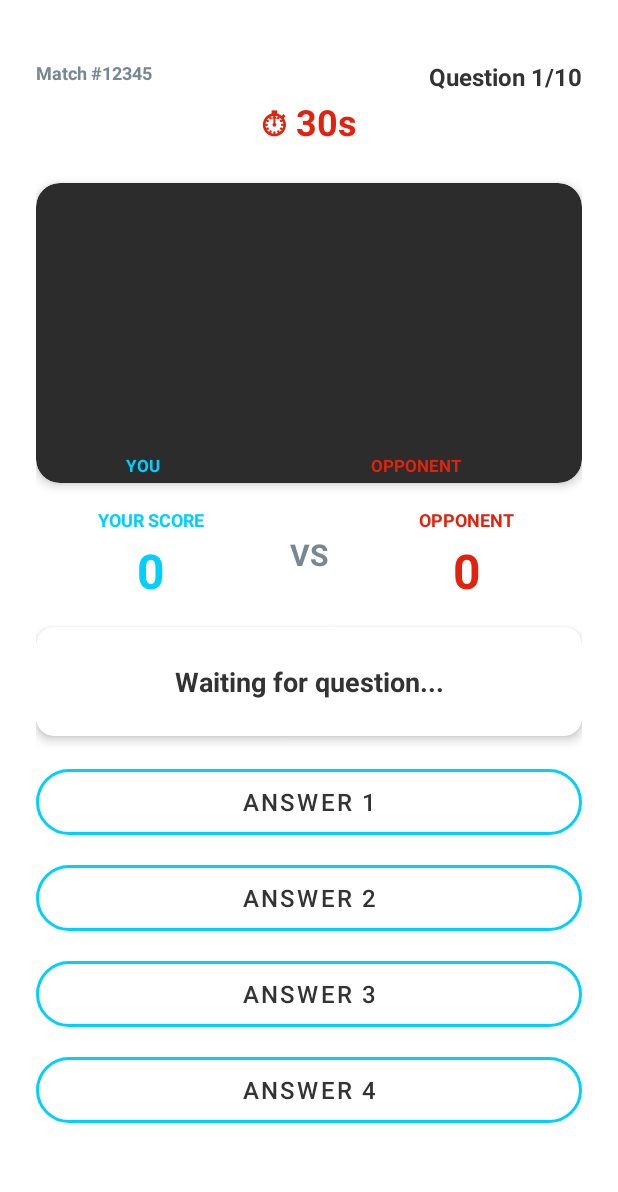
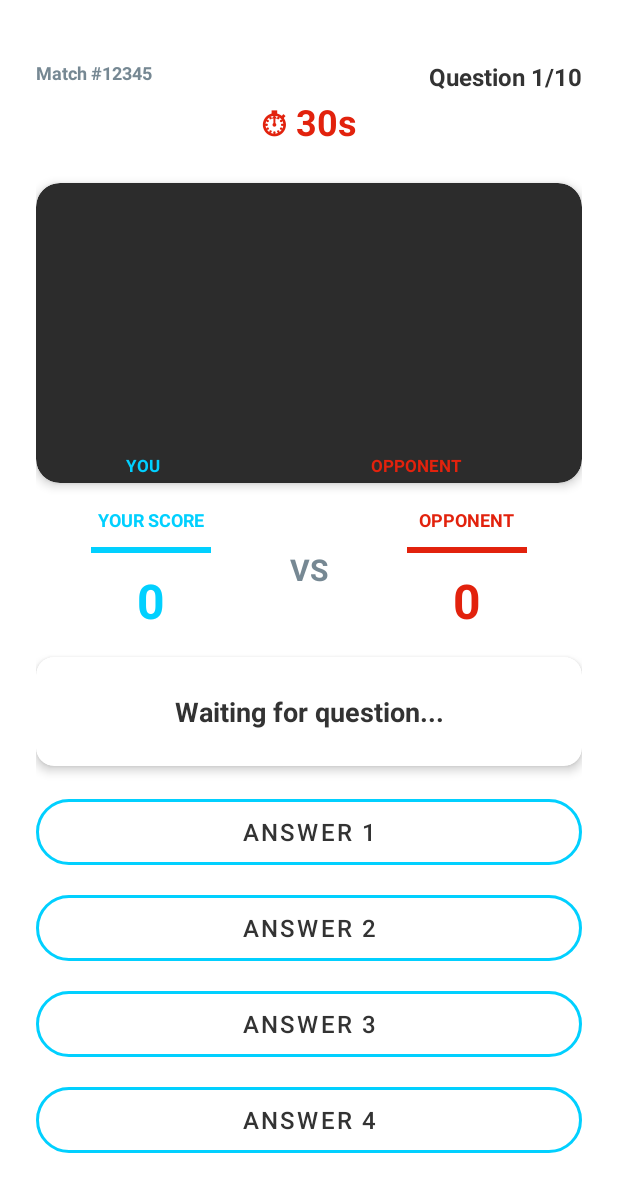
Before and after one commit to MythEclipse/QuizBattle, an Android app: the OnlineBattleActivity screen opened directly, with no data from a screen before it, on a phone screen of 412 x 824 dp. Shown: the top 1192 px of the screen. Run offline under Robolectric (Android 15) with nearby library versions, the light colour scheme and no system bars; pictures from the network do not load; 1 statement that could not run was skipped.

Commit message:
feat: add and update player and opponent health bars in the online battle UI.

```diff
--- a/app/src/main/java/com/mytheclipse/quizbattle/OnlineBattleActivity.kt
+++ b/app/src/main/java/com/mytheclipse/quizbattle/OnlineBattleActivity.kt
@@ -176,6 +176,10 @@ class OnlineBattleActivity : BaseActivity() {
                 // Update scores
                 binding.playerScoreTextView.text = state.playerScore.toString()
                 binding.opponentScoreTextView.text = state.opponentScore.toString()
+
+                // Update Health Bars
+                binding.playerHealthBar.progress = state.playerHealth
+                binding.opponentHealthBar.progress = state.opponentHealth
 
                 // Update question progress
                 binding.questionProgressTextView.text =
--- a/app/src/main/res/layout/activity_online_battle.xml
+++ b/app/src/main/res/layout/activity_online_battle.xml
@@ -147,6 +147,16 @@
                 android:textColor="@color/primary_blue"
                 android:textStyle="bold" />
 
+            <ProgressBar
+                android:id="@+id/playerHealthBar"
+                style="?android:attr/progressBarStyleHorizontal"
+                android:layout_width="80dp"
+                android:layout_height="wrap_content"
+                android:layout_marginTop="4dp"
+                android:max="100"
+                android:progress="100"
+                android:progressTint="@color/primary_blue" />
+
             <TextView
                 android:id="@+id/playerScoreTextView"
                 android:layout_width="wrap_content"
@@ -184,6 +194,16 @@
                 android:textSize="@dimen/text_size_small"
                 android:textColor="@color/primary_red"
                 android:textStyle="bold" />
+
+            <ProgressBar
+                android:id="@+id/opponentHealthBar"
+                style="?android:attr/progressBarStyleHorizontal"
+                android:layout_width="80dp"
+                android:layout_height="wrap_content"
+                android:layout_marginTop="4dp"
+                android:max="100"
+                android:progress="100"
+                android:progressTint="@color/primary_red" />
 
             <TextView
                 android:id="@+id/opponentScoreTextView"
```
Also changed, not shown: app/src/main/java/com/mytheclipse/quizbattle/viewmodel/OnlineGameViewModel.kt (+13 -0 lines).
